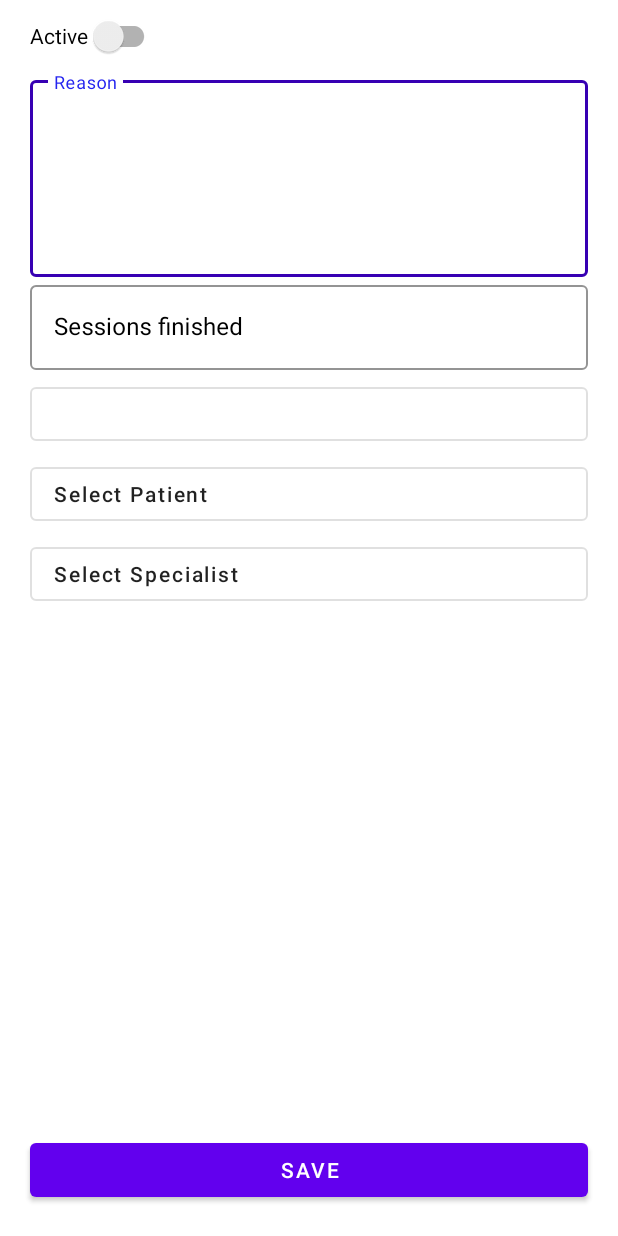
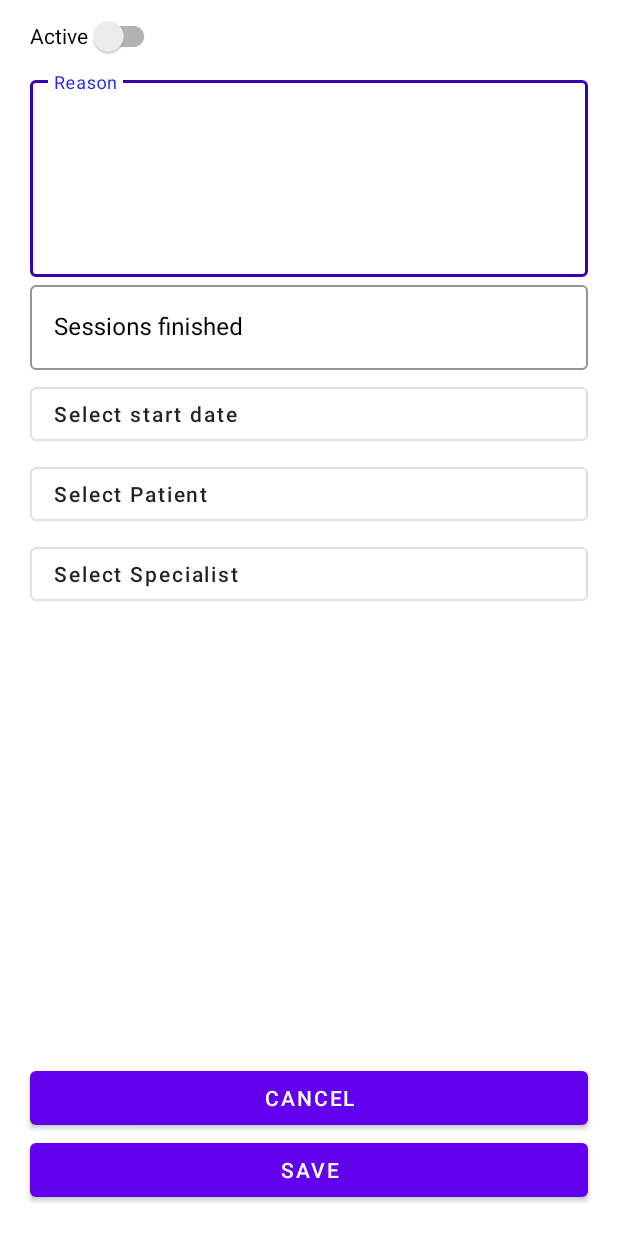
Before and after one commit to DanielItb/Yapp_Android, an Android app: the fragment TreatmentFormFragment shown on its own in the app's theme, on a phone screen of 412 x 824 dp. Run offline under Robolectric (Android 15) with nearby library versions, the phone set to English and light mode, and no system bars.

Commit message:
treatement cancel button

```diff
--- a/app/src/main/res/layout/fragment_treatment_form.xml
+++ b/app/src/main/res/layout/fragment_treatment_form.xml
@@ -54,6 +54,7 @@
         style="@style/DateSelectorButton"
         android:layout_width="match_parent"
         android:layout_height="wrap_content"
+        android:text="@string/select_start_date"
         app:layout_constraintTop_toBottomOf="@+id/sessionsInputLayout" />
 
     <com.google.android.material.button.MaterialButton
@@ -73,10 +74,21 @@
         app:layout_constraintTop_toBottomOf="@+id/selectPatientButton" />
 
     <com.google.android.material.button.MaterialButton
+        android:id="@+id/cancelButton"
+        style="@style/CancelButton"
+        android:layout_width="0dp"
+        android:layout_height="wrap_content"
+        app:layout_constraintBottom_toTopOf="@+id/saveButton"
+        app:layout_constraintEnd_toEndOf="parent"
+        app:layout_constraintStart_toStartOf="parent" />
+
+    <com.google.android.material.button.MaterialButton
         android:id="@+id/saveButton"
         style="@style/SaveButton"
-        android:layout_width="match_parent"
+        android:layout_width="0dp"
         android:layout_height="wrap_content"
-        app:layout_constraintBottom_toBottomOf="parent" />
+        app:layout_constraintBottom_toBottomOf="parent"
+        app:layout_constraintEnd_toEndOf="parent"
+        app:layout_constraintStart_toStartOf="parent" />
 
 </androidx.constraintlayout.widget.ConstraintLayout>
--- a/app/src/main/res/values/strings.xml
+++ b/app/src/main/res/values/strings.xml
@@ -22,6 +22,8 @@
     <string name="select_patient">Select Patient</string>
     <string name="select_specialist">Select Specialist</string>
     <string name="save">Save</string>
+    <string name="cancel">Cancel</string>
+    <string name="select_start_date">Select start date</string>
 
     <string-array name="payment_types">
         <item>Cuota</item>
--- a/app/src/main/res/values/themes.xml
+++ b/app/src/main/res/values/themes.xml
@@ -59,6 +59,12 @@
         <item name="android:layout_marginBottom">20dp</item>
     </style>
 
+    <style name="CancelButton">
+        <item name="android:text">@string/cancel</item>
+        <item name="android:layout_marginStart">20dp</item>
+        <item name="android:layout_marginEnd">20dp</item>
+    </style>
+
 
 
 </resources>
```
